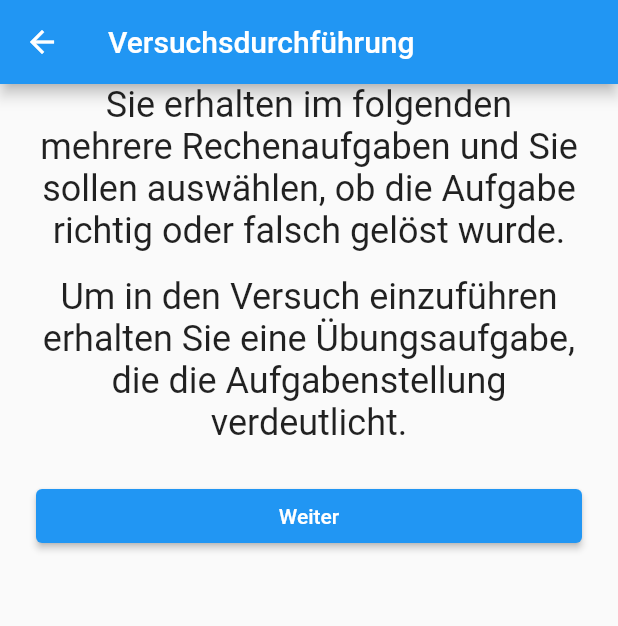
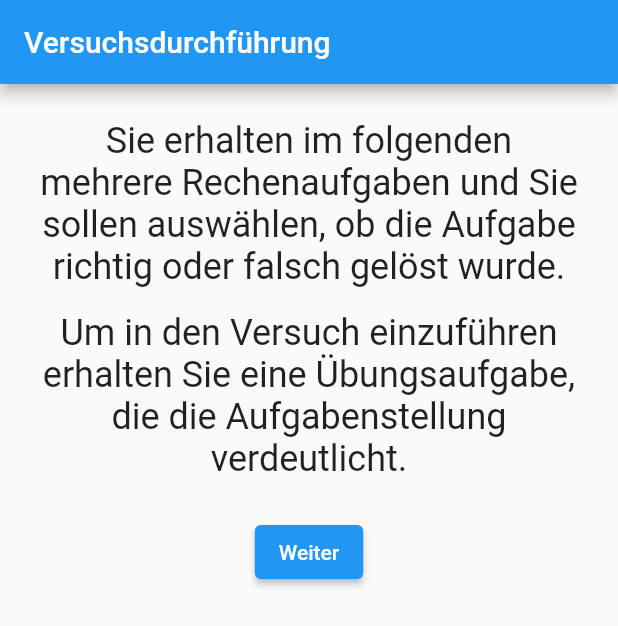
Before and after one commit to arlu0001/mef, a Flutter app: the TrialExplanationScreen screen opened directly, on a phone screen of 412 x 824 dp. Shown: the top 626 px of the screen. Run offline on Flutter 3.47's test engine with Material 2 defaults, Android fonts, the phone set to English and light mode, and no system bars; missing offline and left inert: universal_html.

Commit message:
Disable navigation in all screens, make NavigationButton same size on all screens

```diff
--- a/app/lib/post_trial/color_blindness_test_screen.dart
+++ b/app/lib/post_trial/color_blindness_test_screen.dart
@@ -14,7 +14,7 @@ class ColorBlindnessTestScreen extends StatelessWidget {
         ),
         body: Center(
           child: ListView(
-            padding: const EdgeInsets.symmetric(horizontal: 24.0),
+            padding: const EdgeInsets.all(24.0),
             children: [
               Placeholder(),
               SizedBox(height: 24,),
--- a/app/lib/post_trial/final_screen.dart
+++ b/app/lib/post_trial/final_screen.dart
@@ -13,7 +13,7 @@ class FinalScreen extends StatelessWidget {
         ),
         body: Center(
           child: ListView(
-            padding: const EdgeInsets.symmetric(horizontal: 24.0),
+            padding: const EdgeInsets.all(24.0),
             children: [
               CustomText(text: 'Ihre Testergebnisse wurden anonymisiert versendet!'),
               SizedBox(height: 16,),
--- a/app/lib/pre_trial/trial_explanation_screen.dart
+++ b/app/lib/pre_trial/trial_explanation_screen.dart
@@ -5,21 +5,36 @@ import 'package:flutter/material.dart';
 class TrialExplanationScreen extends StatelessWidget {
   @override
   Widget build(BuildContext context) {
-    return Scaffold(
+    return WillPopScope(
+      onWillPop: () async => false,
+      child: Scaffold(
         appBar: AppBar(
+          automaticallyImplyLeading: false,
           title: Text('Versuchsdurchführung'),
-
         ),
         body: Center(
           child: ListView(
-          padding: const EdgeInsets.symmetric(horizontal: 24.0),
+            padding: const EdgeInsets.all(24.0),
             children: [
-            CustomText(text: 'Sie erhalten im folgenden mehrere Rechenaufgaben und Sie sollen auswählen, ob die Aufgabe richtig oder falsch gelöst wurde. '),
-            SizedBox(height: 16,),
-            CustomText(text: 'Um in den Versuch einzuführen erhalten Sie eine Übungsaufgabe, die die Aufgabenstellung verdeutlicht.'),
-            SizedBox(height: 24,),
-            NavigationButton(navigationRoute: trialExampleScreen, isComplete: true,),
+              CustomText(
+                  text:
+                      'Sie erhalten im folgenden mehrere Rechenaufgaben und Sie sollen auswählen, ob die Aufgabe richtig oder falsch gelöst wurde. '),
+              SizedBox(
+                height: 16,
+              ),
+              CustomText(
+                  text:
+                      'Um in den Versuch einzuführen erhalten Sie eine Übungsaufgabe, die die Aufgabenstellung verdeutlicht.'),
+              SizedBox(
+                height: 24,
+              ),
+              Center(
+                  child: NavigationButton(
+                navigationRoute: trialExampleScreen,
+                isComplete: true,
+              )),
             ],
+          ),
         ),
       ),
     );
```
Also changed, not shown: app/lib/pre_trial/trial_example_screen.dart (+15 -5 lines), app/lib/pre_trial/welcome_screen.dart (+26 -9 lines). Lines whose indentation alone changed are shown as unchanged.
